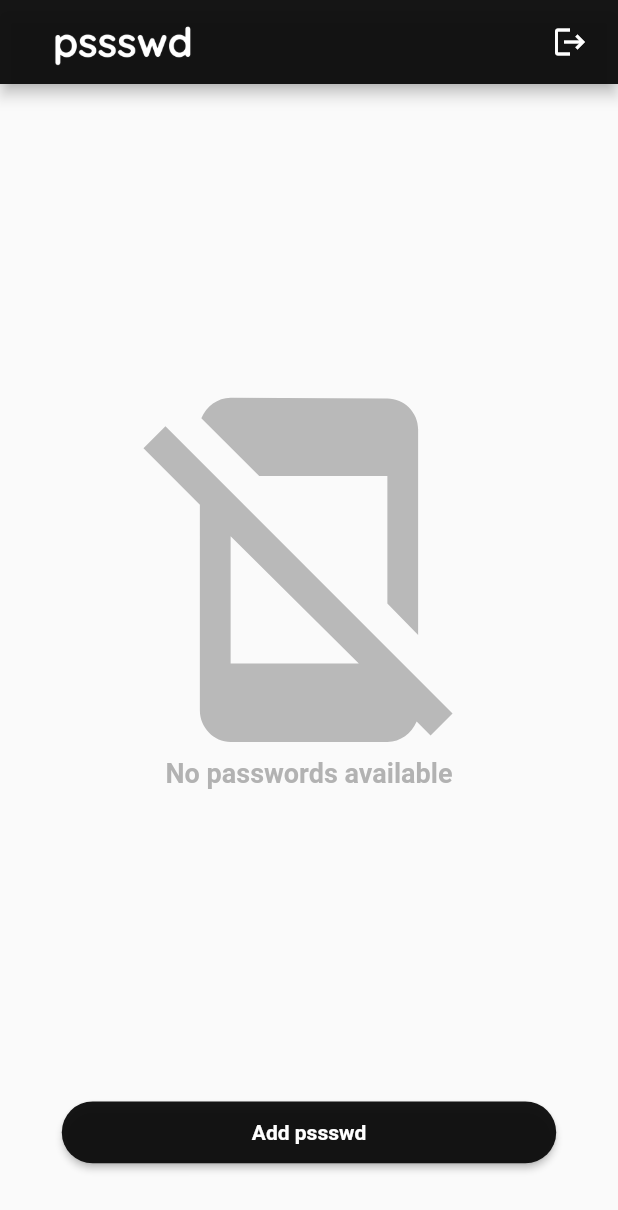
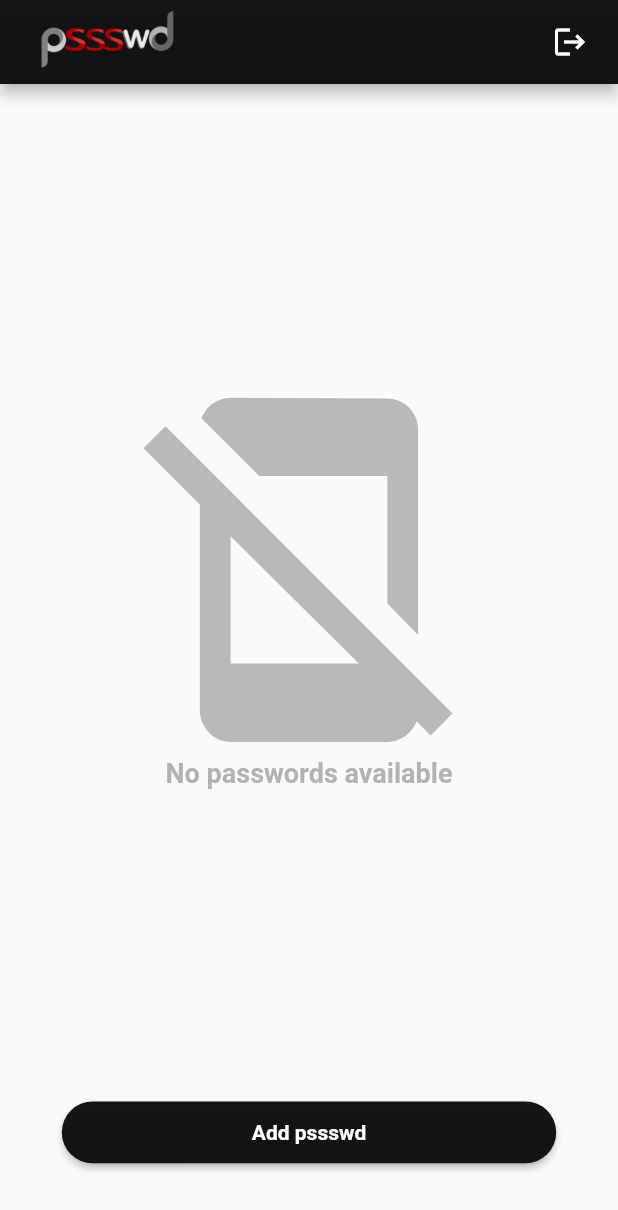
Before and after one commit to theTrivia/pssswd, a Flutter app: the AppMainPage screen opened by its route, on a phone screen of 412 x 824 dp. Shown: the top 1210 px of the screen. Run offline on Flutter 3.47's test engine with Material 2 defaults, Android fonts, the phone set to English and light mode, and no system bars; our stand-ins replace cloud_firestore, firebase_auth, firebase_core, flutter_dotenv, flutter_secure_storage, flutter_spinkit and 5 more; missing offline and left inert: crypt, encrypt, flutter_config; accounts and stored records are empty; generated files the repository leaves out were written again.

Commit message:
modified logo

```diff
--- a/lib/screens/appMainPage.dart
+++ b/lib/screens/appMainPage.dart
@@ -31,16 +31,13 @@ class _AppMainPageState extends State<AppMainPage> {
     return WillPopScope(
       child: Scaffold(
         appBar: AppBar(
-          // title: Text('pssswd'),
           title: Padding(
-            padding: const EdgeInsets.only(bottom: 11),
+            padding: const EdgeInsets.only(bottom: 10),
             child: Image.asset(
-              'assets/images/pssswd-logos_white-trial.png',
-              height: mediaQuery.size.height * 0.16,
-              // fit: BoxFit.contain,
+              'assets/images/pssswd-grey-scale-logo.png',
+              height: mediaQuery.size.height * 0.10,
             ),
           ),
-
           automaticallyImplyLeading: false,
           actions: [
             Padding(
--- a/lib/screens/landingPage.dart
+++ b/lib/screens/landingPage.dart
@@ -64,7 +64,7 @@ class _LandingPageState extends State<LandingPage> {
                               mediaQuery.padding.bottom) *
                           0.55,
                   child: Image.asset(
-                    'assets/images/pssswd_trial.png',
+                    'assets/images/pssswd-logo.png',
                   ),
                 ),
               ),
--- a/lib/screens/loginScreen.dart
+++ b/lib/screens/loginScreen.dart
@@ -95,7 +95,7 @@ class _LoginScreenState extends State<LoginScreen> {
                           mediaQuery.padding.bottom) *
                       0.45,
                   child: Image.asset(
-                    'assets/images/pssswd_trial.png',
+                    'assets/images/pssswd-logo.png',
                   ),
                 ),
                 (_isMasterPasswordPresent == null && _userDidLogin == true)
--- a/lib/screens/signupScreen.dart
+++ b/lib/screens/signupScreen.dart
@@ -69,7 +69,7 @@ class _SignupScreenState extends State<SignupScreen> {
                           mediaQuery.padding.bottom) *
                       0.4,
                   child: Image.asset(
-                    'assets/images/pssswd_trial.png',
+                    'assets/images/pssswd-logo.png',
                   ),
                 ),
                 Column(
--- a/pubspec.yaml
+++ b/pubspec.yaml
@@ -66,8 +66,8 @@ dev_dependencies:
 flutter_icons:
   ios: true
   android: true
-  image_path_ios: "assets/images/pssswd_trial.png"
-  image_path_android: "assets/images/pssswd_trial.png"
+  image_path_ios: "assets/images/pssswd-logo.png"
+  image_path_android: "assets/images/pssswd-logo.png"
 
 
 
@@ -95,6 +95,8 @@ flutter:
     - assets/images/pssswd_trial.png
     - assets/images/pssswd-logos_white-trial.png
     - assets/images/pssswd_launcher_background_dark.png
+    - assets/images/pssswd-logo.png
+    - assets/images/pssswd-grey-scale-logo.png
   #   - images/a_dot_ham.jpeg
 
   # An image asset can refer to one or more resolution-specific "variants", see
```
